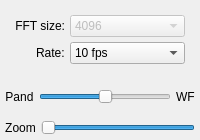
Above: qtgui/dockfft.ui from gqrx-sdr/gqrx before the change. Below: the same form after it.
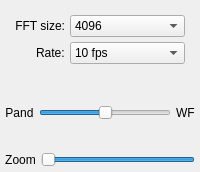
That is the form after the change. Icons and pictures are not drawn.

Commit message: Enable changing FFT size (note: crashes if size < screen res.).

```diff
--- a/qtgui/dockfft.ui
+++ b/qtgui/dockfft.ui
@@ -7,7 +7,7 @@
     <x>0</x>
     <y>0</y>
     <width>200</width>
-    <height>140</height>
+    <height>172</height>
    </rect>
   </property>
   <property name="windowIcon">
@@ -61,7 +61,7 @@
       <item row="0" column="1">
        <widget class="QComboBox" name="fftSizeComboBox">
         <property name="enabled">
-         <bool>false</bool>
+         <bool>true</bool>
         </property>
         <property name="toolTip">
          <string>Number of FFT points to calculate. Higher values will require more CPU time. This will not influence the number of points on the display since that parameter is adjusted automatically according to the display size.</string>
```
The commit also changes 3 other files.
